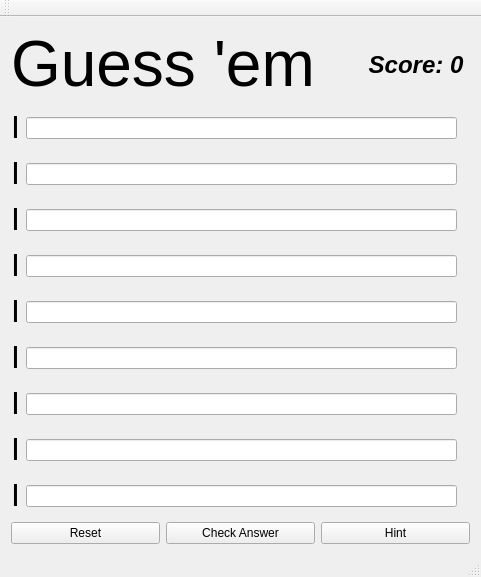
Before: the Qt Designer form mainwindow.ui in vedk/guessem, drawn with Qt 5.
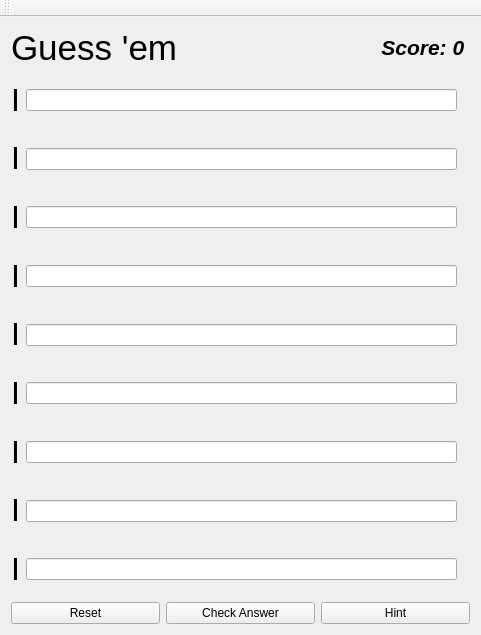
After: the same form once the commit is applied. Icons and pictures are not drawn.

Commit message: Changed font for Gnu/Linux systems

The edit to the form file:
```diff
--- a/mainwindow.ui
+++ b/mainwindow.ui
@@ -7,9 +7,15 @@
     <x>0</x>
     <y>0</y>
     <width>481</width>
-    <height>577</height>
+    <height>635</height>
    </rect>
   </property>
+  <property name="minimumSize">
+   <size>
+    <width>0</width>
+    <height>635</height>
+   </size>
+  </property>
   <property name="windowTitle">
    <string>MainWindow</string>
   </property>
@@ -28,7 +34,7 @@
            </sizepolicy>
           </property>
           <property name="text">
-           <string>&lt;html&gt;&lt;head/&gt;&lt;body&gt;&lt;p&gt;&lt;span style=&quot; font-family:'Noteworthy'; font-size:48pt;&quot;&gt;Guess 'em&lt;/span&gt;&lt;/p&gt;&lt;/body&gt;&lt;/html&gt;</string>
+           <string>&lt;html&gt;&lt;head/&gt;&lt;body&gt;&lt;p&gt;&lt;span style=&quot; font-family:'sans'; font-size:26pt;&quot;&gt;Guess 'em&lt;/span&gt;&lt;/p&gt;&lt;/body&gt;&lt;/html&gt;</string>
           </property>
          </widget>
         </item>
@@ -57,7 +63,7 @@
            </sizepolicy>
           </property>
           <property name="text">
-           <string>&lt;html&gt;&lt;head/&gt;&lt;body&gt;&lt;p align=&quot;right&quot;&gt;&lt;span style=&quot; font-size:18pt; font-weight:600; font-style:italic;&quot;&gt;Score: 0 &lt;/span&gt;&lt;/p&gt;&lt;/body&gt;&lt;/html&gt;</string>
+           <string>&lt;html&gt;&lt;head/&gt;&lt;body&gt;&lt;p align=&quot;right&quot;&gt;&lt;span style=&quot; font-size:16pt; font-weight:600; font-style:italic;&quot;&gt;Score: 0 &lt;/span&gt;&lt;/p&gt;&lt;/body&gt;&lt;/html&gt;</string>
           </property>
          </widget>
         </item>
@@ -326,7 +332,11 @@
     <bool>false</bool>
    </attribute>
   </widget>
-  <widget class="QStatusBar" name="statusBar"/>
+  <action name="actionQuit">
+   <property name="text">
+    <string>Quit</string>
+   </property>
+  </action>
  </widget>
  <layoutdefault spacing="6" margin="11"/>
  <resources>
```
Left out of the diff: 2 changed lines with no effect on the pictures.
